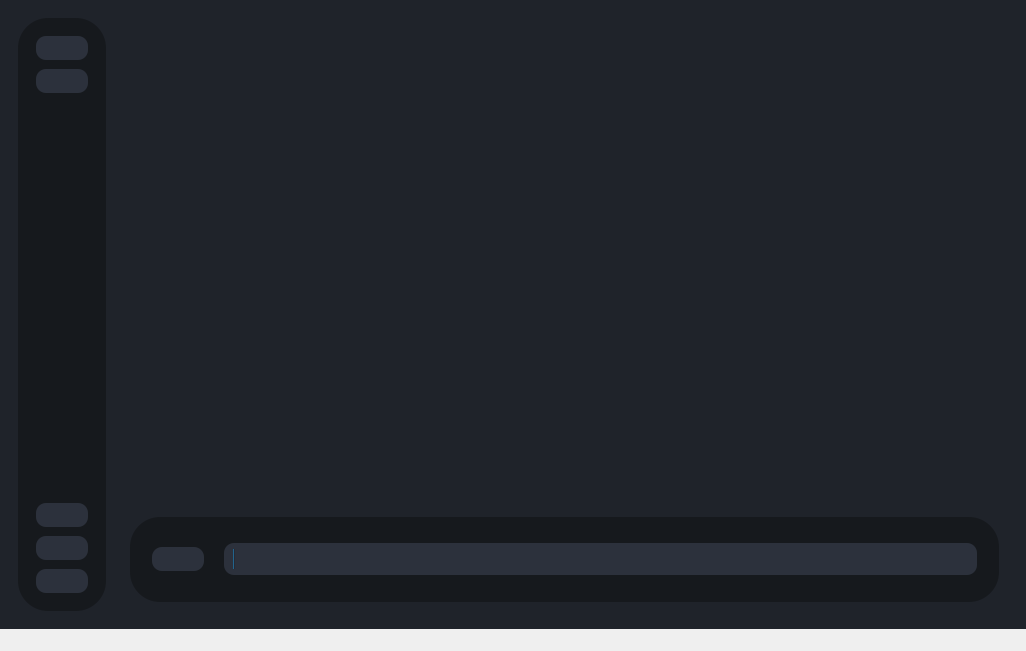
TNTwise/rve-frontend-py, file testRVEInterface.ui: the form before one commit.
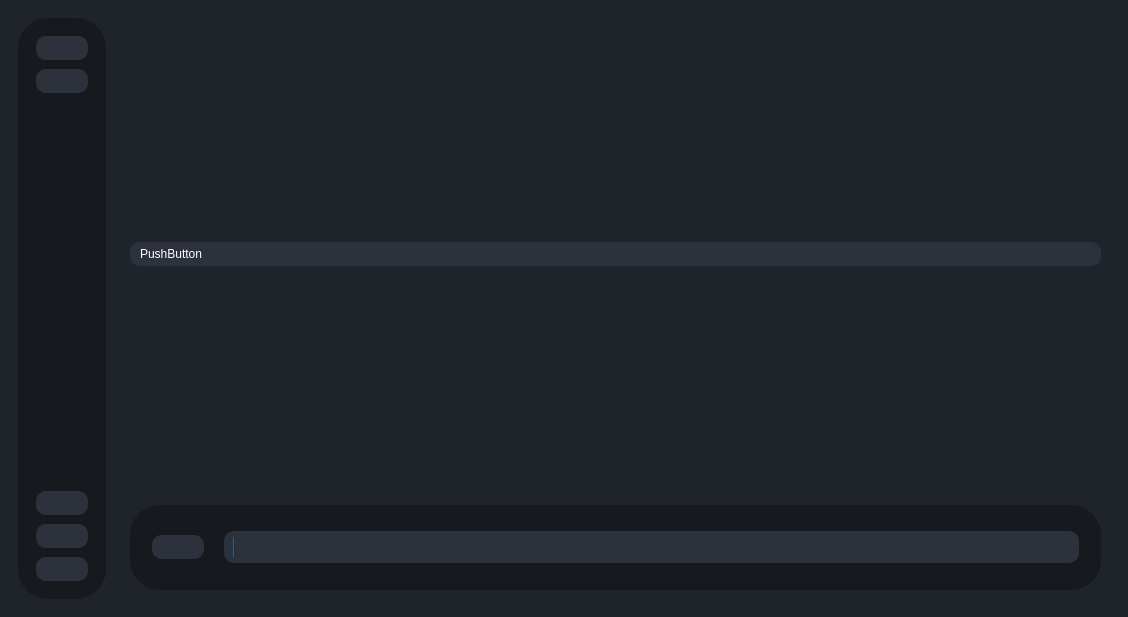
The form after the commit. Icons and pictures are not drawn.

Diff of the .ui file:
```diff
--- a/testRVEInterface.ui
+++ b/testRVEInterface.ui
@@ -6,8 +6,8 @@
    <rect>
     <x>0</x>
     <y>0</y>
-    <width>1026</width>
-    <height>651</height>
+    <width>1128</width>
+    <height>617</height>
    </rect>
   </property>
   <property name="windowTitle">
@@ -72,12 +72,34 @@
       </property>
       <layout class="QVBoxLayout" name="verticalLayout_2">
        <item>
-        <widget class="QWidget" name="mainWindowContainer" native="true"/>
+        <widget class="QWidget" name="mainWindowContainer" native="true">
+         <property name="sizePolicy">
+          <sizepolicy hsizetype="MinimumExpanding" vsizetype="MinimumExpanding">
+           <horstretch>0</horstretch>
+           <verstretch>0</verstretch>
+          </sizepolicy>
+         </property>
+         <property name="minimumSize">
+          <size>
+           <width>0</width>
+           <height>450</height>
+          </size>
+         </property>
+         <layout class="QHBoxLayout" name="horizontalLayout_3">
+          <item>
+           <widget class="QPushButton" name="pushButton_2">
+            <property name="text">
+             <string>PushButton</string>
+            </property>
+           </widget>
+          </item>
+         </layout>
+        </widget>
        </item>
-       <item>
+       <item alignment="Qt::AlignBottom">
         <widget class="QWidget" name="bottomMenuContainer" native="true">
          <layout class="QHBoxLayout" name="horizontalLayout">
-          <item alignment="Qt::AlignBottom">
+          <item>
            <widget class="QWidget" name="bottomMenuSubContainer" native="true">
             <property name="minimumSize">
              <size>
@@ -230,6 +252,9 @@
           </item>
           <item>
            <spacer name="verticalSpacer">
+            <property name="orientation">
+             <enum>Qt::Vertical</enum>
+            </property>
             <property name="sizeHint" stdset="0">
              <size>
               <width>20</width>
@@ -341,7 +366,6 @@
     </item>
    </layout>
   </widget>
-  <widget class="QStatusBar" name="statusbar"/>
  </widget>
  <resources>
   <include location="resources.qrc"/>
```
